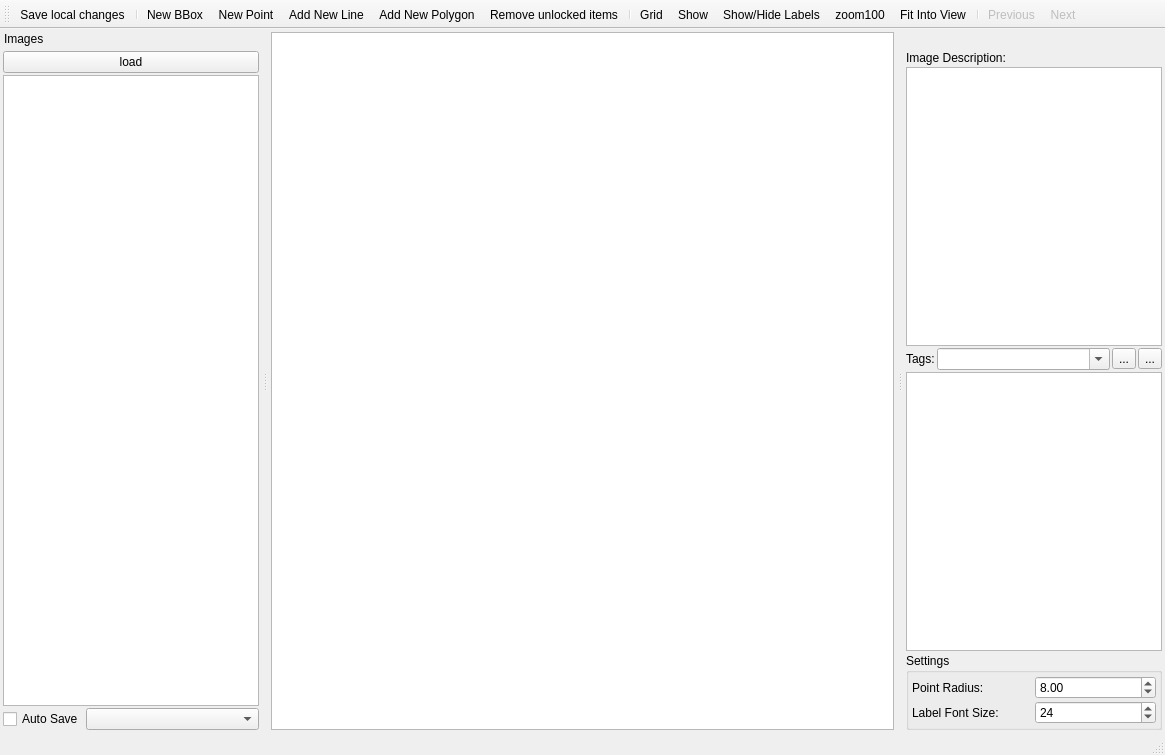
Qt form src/mainwindow.ui (otre99/TaggerTool) before a commit.
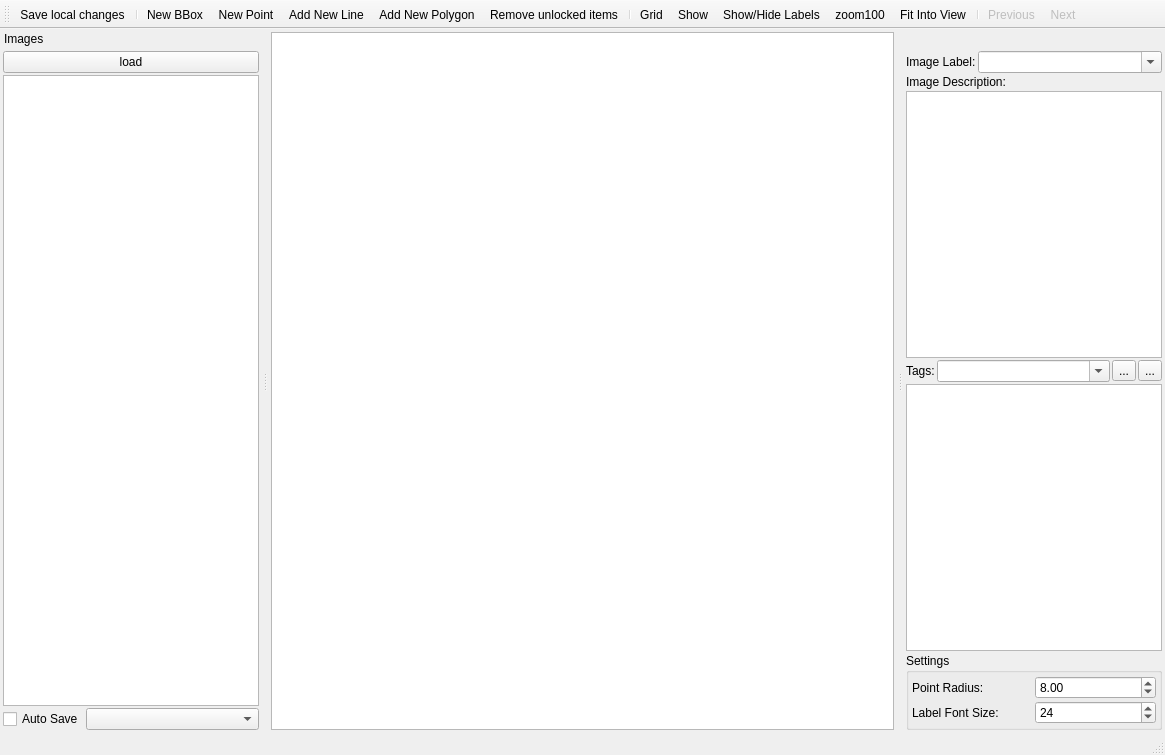
The same form after that commit. Icons and pictures are not drawn. Custom widgets are drawn as their Qt base class.

```diff
--- a/src/mainwindow.ui
+++ b/src/mainwindow.ui
@@ -196,16 +196,49 @@
       <number>2</number>
      </property>
      <item row="0" column="0">
+      <layout class="QHBoxLayout" name="horizontalLayout_2">
+       <property name="spacing">
+        <number>2</number>
+       </property>
+       <item>
+        <widget class="QLabel" name="label_5">
+         <property name="sizePolicy">
+          <sizepolicy hsizetype="Maximum" vsizetype="Preferred">
+           <horstretch>0</horstretch>
+           <verstretch>0</verstretch>
+          </sizepolicy>
+         </property>
+         <property name="text">
+          <string>Image Label:</string>
+         </property>
+        </widget>
+       </item>
+       <item>
+        <widget class="QComboBox" name="comboBoxImgLabel">
+         <property name="sizePolicy">
+          <sizepolicy hsizetype="MinimumExpanding" vsizetype="Fixed">
+           <horstretch>0</horstretch>
+           <verstretch>0</verstretch>
+          </sizepolicy>
+         </property>
+         <property name="editable">
+          <bool>true</bool>
+         </property>
+        </widget>
+       </item>
+      </layout>
+     </item>
+     <item row="1" column="0">
       <widget class="QLabel" name="label">
        <property name="text">
         <string>Image Description:</string>
        </property>
       </widget>
      </item>
-     <item row="1" column="0">
-      <widget class="QPlainTextEdit" name="pTextImgDescription"/>
-     </item>
      <item row="2" column="0">
+      <widget class="QPlainTextEdit" name="pTextImgDescription"/>
+     </item>
+     <item row="3" column="0">
       <layout class="QHBoxLayout" name="horizontalLayout">
        <property name="spacing">
         <number>2</number>
@@ -266,14 +299,14 @@
        </item>
       </layout>
      </item>
-     <item row="3" column="0">
+     <item row="4" column="0">
       <widget class="QListWidget" name="listWidgetTags">
        <property name="alternatingRowColors">
         <bool>true</bool>
        </property>
       </widget>
      </item>
-     <item row="4" column="0">
+     <item row="5" column="0">
       <widget class="QGroupBox" name="groupBox">
        <property name="title">
         <string>Settings</string>
```
